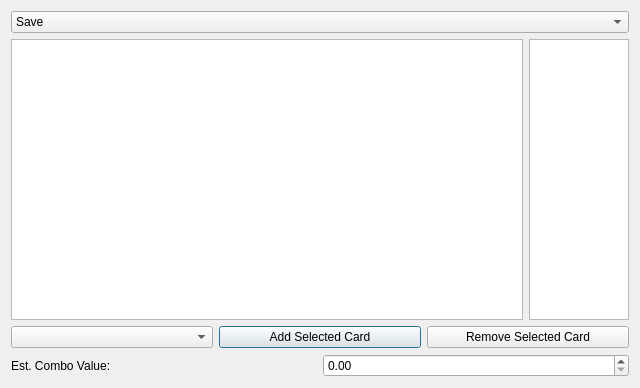
Old version of the form comboeditorwindow.ui in the repository Inexorably/gwentCalc.
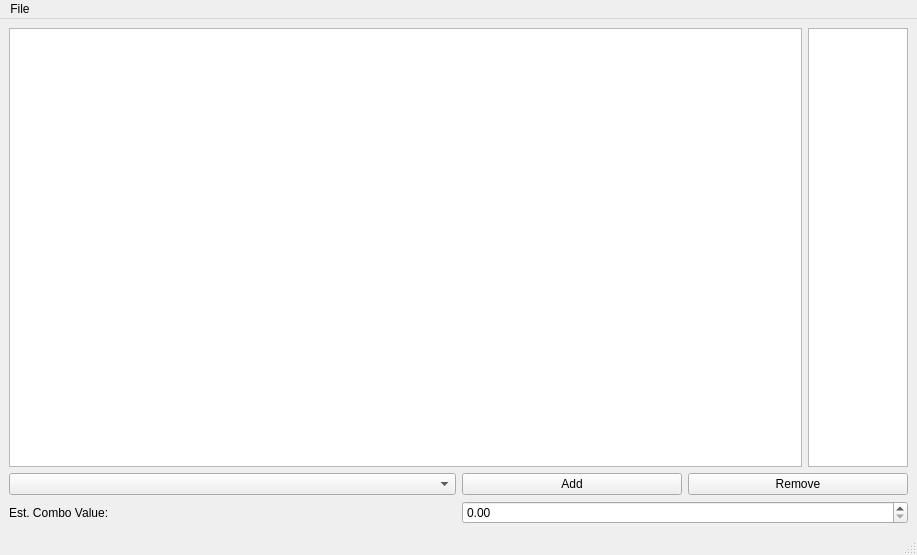
New version of the form. Icons and pictures are not drawn.

Commit message: Converted ComboEditorWindow from QDialog to QMainWindow.

Diff of the .ui file:
```diff
--- a/comboeditorwindow.ui
+++ b/comboeditorwindow.ui
@@ -1,39 +1,22 @@
 <?xml version="1.0" encoding="UTF-8"?>
 <ui version="4.0">
  <class>ComboEditorWindow</class>
- <widget class="QDialog" name="ComboEditorWindow">
+ <widget class="QMainWindow" name="ComboEditorWindow">
   <property name="geometry">
    <rect>
     <x>0</x>
     <y>0</y>
-    <width>640</width>
-    <height>388</height>
+    <width>917</width>
+    <height>555</height>
    </rect>
   </property>
   <property name="windowTitle">
    <string>Dialog</string>
   </property>
-  <property name="windowIcon">
-   <iconset>
-    <normaloff>gwentcalc.ico</normaloff>gwentcalc.ico</iconset>
-  </property>
+  <widget class="QWidget" name="centralwidget">
   <layout class="QGridLayout" name="gridLayout">
    <item row="0" column="0">
-    <widget class="QComboBox" name="comboBox">
-     <item>
-      <property name="text">
-       <string>Save</string>
-      </property>
-     </item>
-     <item>
-      <property name="text">
-       <string>Load</string>
-      </property>
-     </item>
-    </widget>
-   </item>
-   <item row="1" column="0">
-    <layout class="QHBoxLayout" name="horizontalLayout_3">
+     <layout class="QHBoxLayout" name="horizontalLayout">
      <item>
       <widget class="QTableWidget" name="comboTableWidget"/>
      </item>
@@ -49,29 +32,33 @@
      </item>
     </layout>
    </item>
-   <item row="2" column="0">
-    <layout class="QHBoxLayout" name="horizontalLayout_2">
+    <item row="1" column="0">
+     <layout class="QHBoxLayout" name="horizontalLayout_3">
      <item>
       <widget class="QComboBox" name="comboCardSelectionComboBox"/>
      </item>
      <item>
+       <layout class="QHBoxLayout" name="horizontalLayout_2">
+        <item>
       <widget class="QPushButton" name="addComboButton">
        <property name="text">
-        <string>Add Selected Card</string>
+           <string>Add</string>
        </property>
       </widget>
      </item>
      <item>
       <widget class="QPushButton" name="removeComboButton">
        <property name="text">
-        <string>Remove Selected Card</string>
+           <string>Remove</string>
        </property>
       </widget>
      </item>
     </layout>
    </item>
-   <item row="3" column="0">
-    <layout class="QHBoxLayout" name="horizontalLayout">
+     </layout>
+    </item>
+    <item row="2" column="0">
+     <layout class="QHBoxLayout" name="horizontalLayout_4">
      <item>
       <widget class="QLabel" name="label">
        <property name="text">
@@ -85,6 +72,48 @@
     </layout>
    </item>
   </layout>
+  </widget>
+  <widget class="QMenuBar" name="menubar">
+   <property name="geometry">
+    <rect>
+     <x>0</x>
+     <y>0</y>
+     <width>917</width>
+     <height>20</height>
+    </rect>
+   </property>
+   <widget class="QMenu" name="menuFile">
+    <property name="title">
+     <string>File</string>
+    </property>
+    <addaction name="actionNew"/>
+    <addaction name="actionOpen"/>
+    <addaction name="actionSave"/>
+    <addaction name="actionSave_as"/>
+   </widget>
+   <addaction name="menuFile"/>
+  </widget>
+  <widget class="QStatusBar" name="statusbar"/>
+  <action name="actionOpen">
+   <property name="text">
+    <string>Open...</string>
+   </property>
+  </action>
+  <action name="actionSave">
+   <property name="text">
+    <string>Save...</string>
+   </property>
+  </action>
+  <action name="actionSave_as">
+   <property name="text">
+    <string>Save as...</string>
+   </property>
+  </action>
+  <action name="actionNew">
+   <property name="text">
+    <string>New...</string>
+   </property>
+  </action>
  </widget>
  <resources/>
  <connections/>
```
Left out of the diff: 2 changed lines with no effect on the pictures. Lines whose indentation alone changed are shown as unchanged. The commit also changes 4 other files.
